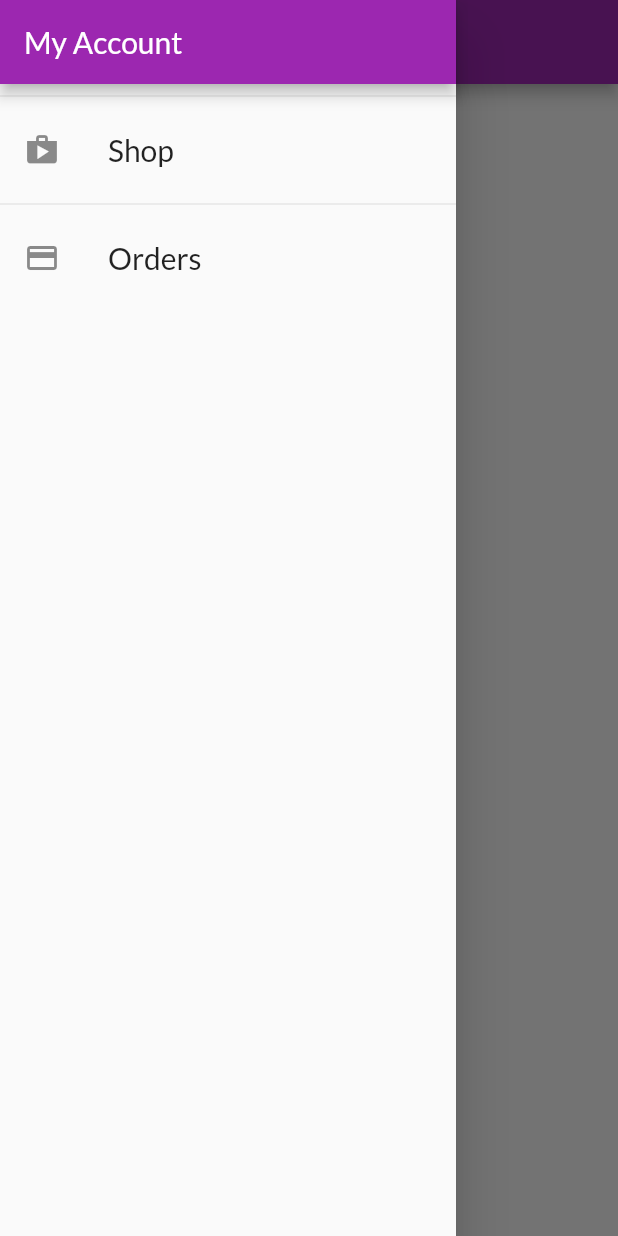
After one commit to abhamid/myshop_app, a Flutter app: the OrdersScreen screen opened by its route, with the side drawer open, on a phone screen of 412 x 824 dp. The commit adds this screen. Run offline on Flutter 3.47's test engine with Material 2 defaults, Android fonts, the phone set to English and light mode, and no system bars; network calls fail.

Commit message:
Implemented OrderItems Screen

```diff
--- a/lib/providers/cart.dart
+++ b/lib/providers/cart.dart
@@ -56,4 +56,9 @@ class Cart with ChangeNotifier {
     _items.remove(productId);
     notifyListeners();
   }
+
+  void clear() {
+    _items = {};
+    notifyListeners();
+  }
 }
--- /dev/null
+++ b/lib/providers/orders.dart
@@ -0,0 +1,24 @@
+import 'package:flutter/material.dart';
+
+import '../model/orderitem.dart';
+import '../model/cartitem.dart';
+
+class Orders with ChangeNotifier {
+  List<OrderItem> _items = [];
+
+  List<OrderItem> get items {
+    return [..._items];
+  }
+
+  void addOrder(List<CartItem> products, double totalAmount) {
+    var orderItem = OrderItem(
+      id: DateTime.now().toString(),
+      amount: totalAmount,
+      products: [...products],
+      dateTime: DateTime.now(),
+    );
+
+    _items.insert(0, orderItem);
+    notifyListeners();
+  }
+}
--- /dev/null
+++ b/lib/screens/orders_screen.dart
@@ -0,0 +1,30 @@
+import 'package:flutter/material.dart';
+import 'package:provider/provider.dart';
+
+import '../providers/orders.dart';
+
+import '../widget/order_item.dart';
+import '../widget/app_drawer.dart';
+
+class OrdersScreen extends StatelessWidget {
+  static const routeName = '/OrdersScreen';
+  //const OrdersScreen({ Key? key }) : super(key: key);
+
+  @override
+  Widget build(BuildContext context) {
+    final orders = Provider.of<Orders>(context).items;
+
+    return Scaffold(
+      appBar: AppBar(
+        title: Text('My Orders'),
+      ),
+      body: ListView.builder(
+        itemCount: orders.length,
+        itemBuilder: (ctx, index) => OrderItem(
+          orderItem: orders[index],
+        ),
+      ),
+      drawer: AppDrawer(),
+    );
+  }
+}
--- a/lib/screens/product_overview_screens.dart
+++ b/lib/screens/product_overview_screens.dart
@@ -5,6 +5,7 @@ import '../screens/shopping_cart_screen.dart';
 import '../widget/product_grid_view.dart';
 import '../widget/badge.dart';
 import '../providers/cart.dart';
+import '../widget/app_drawer.dart';
 
 enum FilterOptions {
   Favoutires,
@@ -61,6 +62,7 @@ class _ProductOverViewPageState extends State<ProductOverViewPage> {
           ),
         ],
       ),
+      drawer: AppDrawer(),
       body: ProductGridView(
         showOnlyFavourites: this._showOnlyFavoutites,
       ),
--- a/lib/screens/shopping_cart_screen.dart
+++ b/lib/screens/shopping_cart_screen.dart
@@ -2,6 +2,7 @@ import 'package:flutter/material.dart';
 import 'package:provider/provider.dart';
 
 import '../providers/cart.dart';
+import '../providers/orders.dart';
 import '../widget/cart_item.dart';
 
 class ShoppingCartScreen extends StatelessWidget {
@@ -36,7 +37,7 @@ class ShoppingCartScreen extends StatelessWidget {
                   Spacer(),
                   Chip(
                     label: Text(
-                      '\$${cart.totalPrice}',
+                      '\$${cart.totalPrice.toStringAsFixed(2)}',
                       style: TextStyle(
                           color:
                               Theme.of(context).primaryTextTheme.title.color),
@@ -44,7 +45,16 @@ class ShoppingCartScreen extends StatelessWidget {
                     backgroundColor: Theme.of(context).primaryColor,
                   ),
                   FlatButton(
-                    onPressed: () {},
+                    onPressed: () {
+                      final orders =
+                          Provider.of<Orders>(context, listen: false);
+                      orders.addOrder(
+                        cart.items.values.toList(),
+                        cart.totalPrice,
+                      );
+
+                      cart.clear();
+                    },
                     child: Text('ORDER NOW'),
                     textColor: Theme.of(context).primaryColor,
                   ),
--- /dev/null
+++ b/lib/widget/app_drawer.dart
@@ -0,0 +1,42 @@
+import 'package:flutter/material.dart';
+
+import '../screens/orders_screen.dart';
+
+class AppDrawer extends StatelessWidget {
+  //const AppDrawer({ Key? key }) : super(key: key);
+
+  @override
+  Widget build(BuildContext context) {
+    return Drawer(
+        child: Column(
+      children: <Widget>[
+        AppBar(
+          title: Text('My Account'),
+          automaticallyImplyLeading: false,
+        ),
+        Divider(),
+        ListTile(
+          leading: Icon(Icons.shop),
+          title: Text(
+            'Shop',
+            style: Theme.of(context).textTheme.title,
+          ),
+          onTap: () {
+            Navigator.of(context).pushReplacementNamed('/');
+          },
+        ),
+        Divider(),
+        ListTile(
+          leading: Icon(Icons.payment),
+          title: Text(
+            'Orders',
+            style: Theme.of(context).textTheme.title,
+          ),
+          onTap: () {
+            Navigator.of(context).pushReplacementNamed(OrdersScreen.routeName);
+          },
+        ),
+      ],
+    ));
+  }
+}
--- a/pubspec.yaml
+++ b/pubspec.yaml
@@ -29,6 +29,7 @@ dependencies:
   # Use with the CupertinoIcons class for iOS style icons.
   cupertino_icons: ^1.0.2
   provider: ^5.0.0
+  intl: ^0.17.0
 
 dev_dependencies:
   flutter_test:
```
Also changed, not shown: lib/main.dart (+9 -47 lines), lib/model/orderitem.dart (added, +17 -0 lines), lib/widget/order_item.dart (added, +74 -0 lines).
